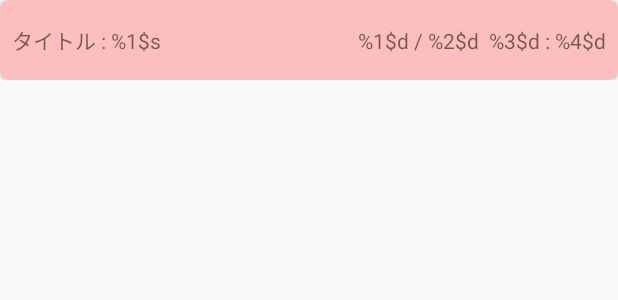
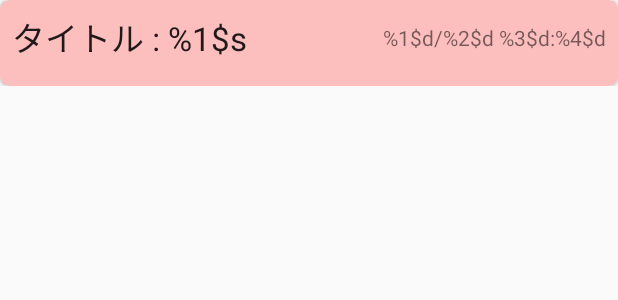
Before and after one commit to pikohan-suzuki/Image_Task_Manager, an Android app: the layout memo_card.xml on its own in the app's theme, with its tools: preview values and no code run, on a phone screen of 412 x 824 dp. Shown: the top 300 px of the screen. Run offline under Robolectric (Android 15) with nearby library versions, the phone set to English and light mode, and no system bars.

Commit message:
idの変更

```diff
--- a/ImageTaskManager/app/src/main/res/layout/memo_card.xml
+++ b/ImageTaskManager/app/src/main/res/layout/memo_card.xml
@@ -9,7 +9,7 @@
                                         app:layout_constraintTop_toTopOf="parent"
                                         app:layout_constraintBottom_toBottomOf="parent"
                                         app:layout_constraintStart_toStartOf="parent"
-                                        android:id="@+id/cardView"
+                                        android:id="@+id/memo_card_cardView"
                                         app:layout_constraintVertical_bias="0.5"
                                         app:layout_constraintEnd_toEndOf="parent"
                                         app:layout_constraintHorizontal_bias="0.5" app:cardBackgroundColor="#FDBEBE"
@@ -22,27 +22,31 @@
                     android:text="タイトル : %1$s"
                     android:layout_width="wrap_content"
                     android:layout_height="wrap_content"
-                    android:id="@+id/textView11" app:layout_constraintStart_toStartOf="parent"
-                    android:layout_marginStart="8dp" android:layout_marginTop="8dp"
+                    android:id="@+id/memo_card_title_textView" app:layout_constraintStart_toStartOf="parent"
+                    android:layout_marginStart="8dp"
                     app:layout_constraintTop_toTopOf="parent" android:layout_marginBottom="8dp"
-                    app:layout_constraintBottom_toBottomOf="parent"/>
+                    app:layout_constraintBottom_toBottomOf="parent" app:layout_constraintVertical_bias="0.0"
+                    android:layout_marginTop="8dp" android:textAppearance="@style/TextAppearance.AppCompat.Large"/>
             <TextView
-                    android:text="%1$d / %2$d  %3$d : %4$d"
+                    android:text="@string/add_memo_created"
                     android:layout_width="wrap_content"
                     android:layout_height="wrap_content"
-                    android:id="@+id/textView12"
-                    app:layout_constraintTop_toTopOf="@+id/textView11"
-                    app:layout_constraintBottom_toBottomOf="@+id/textView11" app:layout_constraintEnd_toEndOf="parent"
+                    android:id="@+id/memo_card_created"
+                    app:layout_constraintTop_toTopOf="@+id/memo_card_title_textView"
+                    app:layout_constraintBottom_toBottomOf="@+id/memo_card_title_textView"
+                    app:layout_constraintEnd_toEndOf="parent"
                     android:layout_marginEnd="8dp"/>
             <LinearLayout
                     android:orientation="horizontal"
                     android:layout_width="0dp"
                     android:layout_height="wrap_content"
                     android:layout_marginTop="8dp"
-                    app:layout_constraintTop_toBottomOf="@+id/textView11"
-                    app:layout_constraintStart_toStartOf="@+id/textView11" android:layout_marginBottom="8dp"
+                    app:layout_constraintTop_toBottomOf="@+id/memo_card_title_textView"
+                    app:layout_constraintStart_toStartOf="@+id/memo_card_title_textView"
+                    android:layout_marginBottom="8dp"
                     app:layout_constraintBottom_toBottomOf="parent" app:layout_constraintEnd_toEndOf="parent"
-                    android:layout_marginEnd="8dp" app:layout_constraintVertical_bias="0.0">
+                    android:layout_marginEnd="8dp" app:layout_constraintVertical_bias="0.0"
+                    android:id="@+id/memo_card_tag_layout">
             </LinearLayout>
         </android.support.constraint.ConstraintLayout>
     </android.support.v7.widget.CardView>
```
